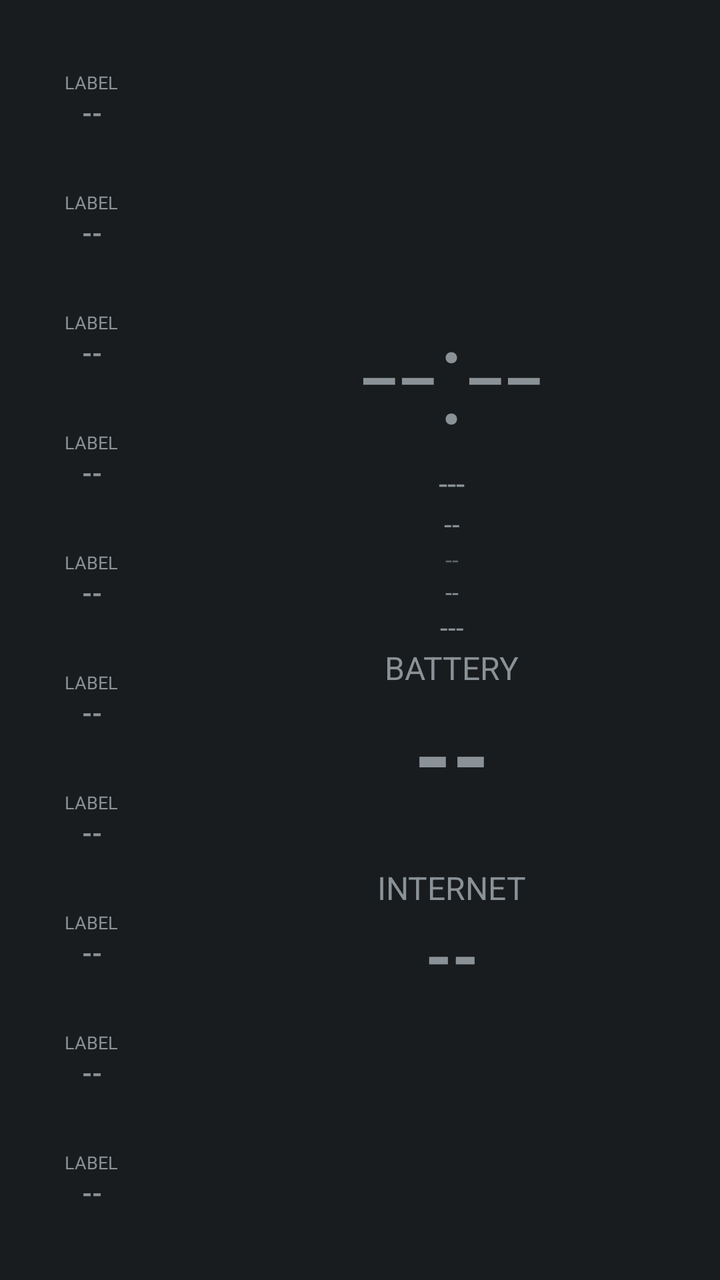
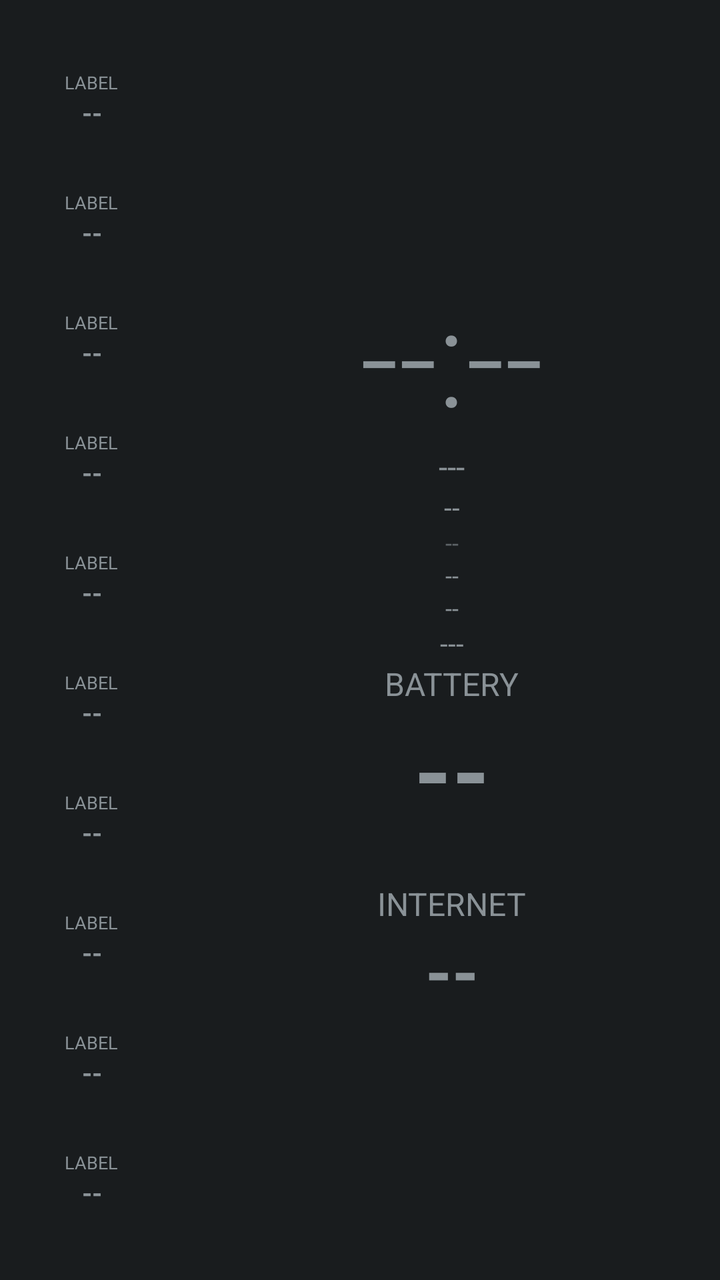

Before-and-after screenshots of an Android layout around one commit, followed by the original layout XML and the change that was made.
<!-- AndroidManifest.xml: application theme android:Theme.DeviceDefault.NoActionBar -->
<!-- res/layout/aod_layout_sidebar.xml -->
<?xml version="1.0" encoding="utf-8"?>
<LinearLayout xmlns:android="http://schemas.android.com/apk/res/android"
    android:id="@+id/bg_root"
    android:layout_width="match_parent"
    android:layout_height="match_parent"
    android:orientation="horizontal">

    <LinearLayout
        android:id="@+id/rail_bg"
        android:layout_width="92dp"
        android:layout_height="match_parent"
        android:orientation="vertical"
        android:gravity="center_horizontal"
        android:paddingTop="20dp"
        android:paddingBottom="20dp">

        <include layout="@layout/aod_row_rail" android:id="@+id/row0" />
        <include layout="@layout/aod_row_rail" android:id="@+id/row1" />
        <include layout="@layout/aod_row_rail" android:id="@+id/row2" />
        <include layout="@layout/aod_row_rail" android:id="@+id/row3" />
        <include layout="@layout/aod_row_rail" android:id="@+id/row4" />
        <include layout="@layout/aod_row_rail" android:id="@+id/row5" />
        <include layout="@layout/aod_row_rail" android:id="@+id/row6" />
        <include layout="@layout/aod_row_rail" android:id="@+id/row7" />
        <include layout="@layout/aod_row_rail" android:id="@+id/row8" />
        <include layout="@layout/aod_row_rail" android:id="@+id/row9" />

    </LinearLayout>

    <LinearLayout
        android:layout_width="0dp"
        android:layout_height="match_parent"
        android:layout_weight="1"
        android:orientation="vertical"
        android:gravity="center"
        android:padding="20dp">

        <TextView
            android:id="@+id/clock"
            android:layout_width="wrap_content"
            android:layout_height="wrap_content"
            android:textSize="68sp"
            android:fontFamily="sans-serif-light"
            android:text="--:--" />

        <TextView
            android:id="@+id/date"
            android:layout_width="wrap_content"
            android:layout_height="wrap_content"
            android:textSize="16sp"
            android:text="---" />

        <TextView
            android:id="@+id/health_badge"
            android:layout_width="wrap_content"
            android:layout_height="wrap_content"
            android:textSize="14sp"
            android:textAllCaps="true"
            android:text="--" />

        <TextView
            android:id="@+id/perf_badge"
            android:layout_width="wrap_content"
            android:layout_height="wrap_content"
            android:textSize="12sp"
            android:alpha="0.6"
            android:text="--" />

        <TextView
            android:id="@+id/net_type_badge"
            android:layout_width="wrap_content"
            android:layout_height="wrap_content"
            android:textSize="12sp"
            android:text="--" />

        <TextView
            android:id="@+id/panchang"
            android:layout_width="wrap_content"
            android:layout_height="wrap_content"
            android:textSize="14sp"
            android:text="---" />

        <TextView
            android:id="@+id/muhurat_badge"
            android:layout_width="wrap_content"
            android:layout_height="wrap_content"
            android:textSize="14sp"
            android:textStyle="bold"
            android:layout_marginBottom="32dp"
            android:visibility="gone"
            android:text="--" />

        <TextView
            android:id="@+id/headline1_label"
            android:layout_width="wrap_content"
            android:layout_height="wrap_content"
            android:textSize="16sp"
            android:textAllCaps="true"
            android:text="Battery" />

        <TextView
            android:id="@+id/headline1_value"
            android:layout_width="wrap_content"
            android:layout_height="wrap_content"
            android:textSize="48sp"
            android:textStyle="bold"
            android:layout_marginBottom="24dp"
            android:text="--" />

        <TextView
            android:id="@+id/headline2_label"
            android:layout_width="wrap_content"
            android:layout_height="wrap_content"
            android:textSize="16sp"
            android:textAllCaps="true"
            android:text="Internet" />

        <TextView
            android:id="@+id/headline2_value"
            android:layout_width="wrap_content"
            android:layout_height="wrap_content"
            android:textSize="34sp"
            android:textStyle="bold"
            android:text="--" />

    </LinearLayout>

</LinearLayout>
<!-- res/layout/aod_row_rail.xml (included above) -->
<?xml version="1.0" encoding="utf-8"?>
<LinearLayout xmlns:android="http://schemas.android.com/apk/res/android"
    android:layout_width="match_parent"
    android:layout_height="0dp"
    android:layout_weight="1"
    android:orientation="vertical"
    android:gravity="center">

    <TextView
        android:id="@+id/stat_label"
        android:layout_width="wrap_content"
        android:layout_height="wrap_content"
        android:textSize="9sp"
        android:textAllCaps="true"
        android:text="Label" />

    <TextView
        android:id="@+id/stat_value"
        android:layout_width="wrap_content"
        android:layout_height="wrap_content"
        android:textSize="13sp"
        android:textStyle="bold"
        android:text="--" />

</LinearLayout>
<!-- resources referenced by this layout -->
<resources>

</resources>

<!-- the commit's change to res/layout/aod_layout_sidebar.xml (unified diff, before → after) -->
@@ -68,6 +68,13 @@
 
         <TextView
             android:id="@+id/net_type_badge"
+            android:layout_width="wrap_content"
+            android:layout_height="wrap_content"
+            android:textSize="12sp"
+            android:text="--" />
+
+        <TextView
+            android:id="@+id/akd_badge"
             android:layout_width="wrap_content"
             android:layout_height="wrap_content"
             android:textSize="12sp"
